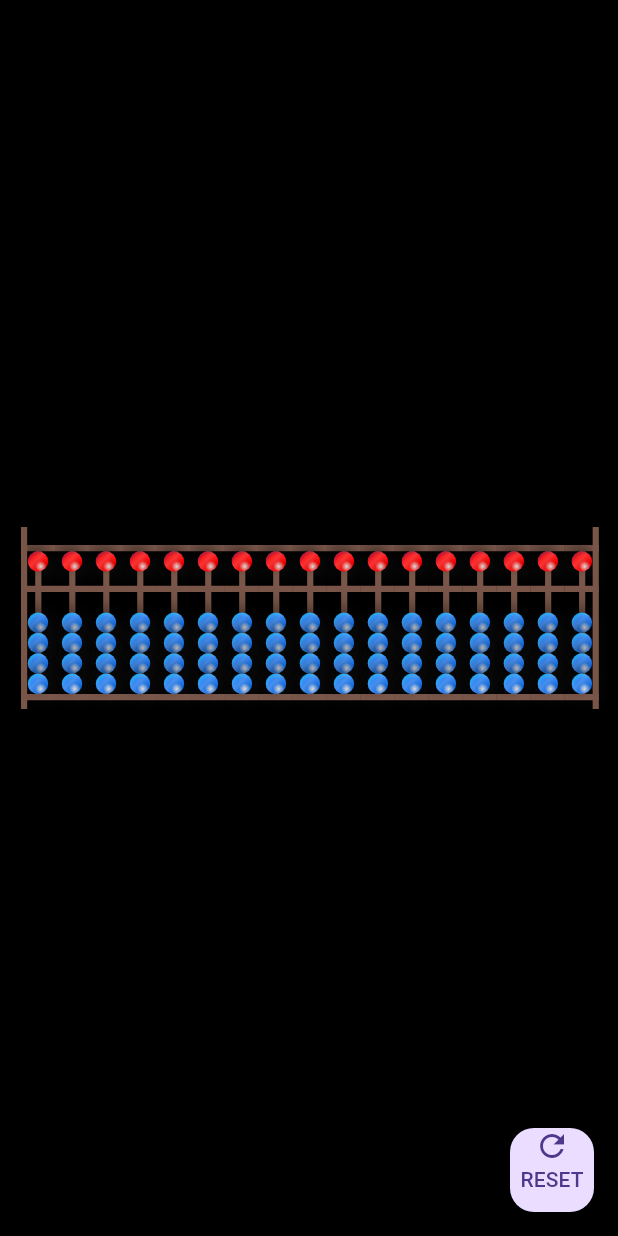
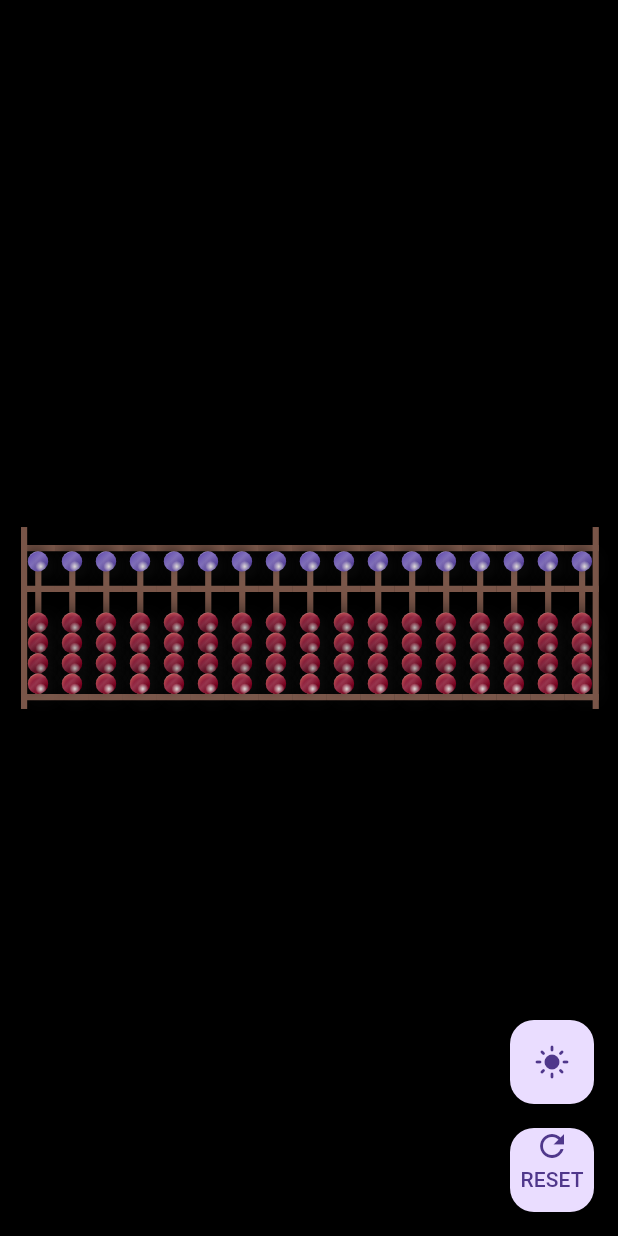
Before and after one commit to Ibrahim-Lokman/abacusspro, a Flutter app: the screen it shows after launch, on a phone screen of 412 x 824 dp. Run offline on Flutter 3.47's test engine with Material 3 defaults, Android fonts, the phone set to English and light mode, and no system bars.

Commit message:
Light and dark mode

```diff
--- a/lib/horizontal_board.dart
+++ b/lib/horizontal_board.dart
@@ -1,7 +1,7 @@
 import 'package:flutter/material.dart';
 
 class HorMultipleSticks extends StatefulWidget {
-  HorMultipleSticks({
+  const HorMultipleSticks({
     super.key,
   });
 
@@ -11,23 +11,41 @@ class HorMultipleSticks extends StatefulWidget {
 
 class _HorMultipleSticksState extends State<HorMultipleSticks> {
   static const int numberOfSticks = 17;
+  bool isDarkMode = true; // Add theme state
   late double ballSize;
   late double stickStart;
   late double lineWidth;
   late double lineHeight;
   late double horizontalSpacing;
-  late double totalHeight; // Changed from totalWidth to totalHeight
+  late double totalHeight;
 
   late List<List<ValueNotifier<double>>> stickSections;
-  late List<double> section1Heights; // Changed from widths to heights
+  late List<double> section1Heights;
   late List<double> section2Heights;
   late List<double> maxSection1Positions;
   late List<double> maxSection2Positions;
+
+  // Theme colors
+  late Color backgroundColor;
+  late Color stickColor;
 
   @override
   void initState() {
     super.initState();
     _initializeValues();
+    _updateThemeColors();
+  }
+
+  void _updateThemeColors() {
+    backgroundColor = isDarkMode ? Colors.black : Colors.white;
+    stickColor = isDarkMode ? Colors.brown : Colors.brown.shade300;
+  }
+
+  void _toggleTheme() {
+    setState(() {
+      isDarkMode = !isDarkMode;
+      _updateThemeColors();
+    });
   }
 
   void _initializeValues() {
@@ -103,35 +121,44 @@ class _HorMultipleSticksState extends State<HorMultipleSticks> {
   @override
   Widget build(BuildContext context) {
     return Scaffold(
-      backgroundColor: Colors.black,
-      floatingActionButton: FloatingActionButton(
-        onPressed: _resetAllBalls,
-        child: Column(
-          children: [const Icon(Icons.refresh), Text("RESET")],
-        ),
+      backgroundColor: backgroundColor,
+      floatingActionButton: Column(
+        mainAxisAlignment: MainAxisAlignment.end,
+        children: [
+          FloatingActionButton(
+            onPressed: _toggleTheme,
+            child: Icon(isDarkMode ? Icons.light_mode : Icons.dark_mode),
+          ),
+          const SizedBox(height: 16),
+          FloatingActionButton(
+            onPressed: _resetAllBalls,
+            child: const Column(
+              children: [Icon(Icons.refresh), Text("RESET")],
+            ),
+          ),
+        ],
       ),
       body: SafeArea(
         child: LayoutBuilder(
           builder: (context, constraints) {
             return SingleChildScrollView(
-              scrollDirection:
-                  Axis.horizontal, // Changed to horizontal scrolling
+              scrollDirection: Axis.horizontal,
               child: Center(
                 child: Padding(
                   padding: const EdgeInsets.all(10.0),
                   child: SizedBox(
                     height: totalHeight,
                     child: Card(
-                      color: Colors.black,
+                      color: backgroundColor,
                       borderOnForeground: true,
-                      elevation: 10,
+                      elevation: 0,
                       shape: Border(
                         left: BorderSide(
-                          color: Colors.brown,
+                          color: stickColor,
                           width: lineWidth,
                         ),
                         right: BorderSide(
-                          color: Colors.brown,
+                          color: stickColor,
                           width: lineWidth,
                         ),
                       ),
@@ -139,7 +166,6 @@ class _HorMultipleSticksState extends State<HorMultipleSticks> {
                         child: RotatedBox(
                           quarterTurns: 2,
                           child: Row(
-                            // Changed from Column to Row
                             children:
                                 List.generate(numberOfSticks, (stickIndex) {
                               return SizedBox(
@@ -169,18 +195,32 @@ class _HorMultipleSticksState extends State<HorMultipleSticks> {
                                     ...List.generate(
                                       4,
                                       (index) => _buildDraggableBall(
-                                        Color(0XFF1877f2),
-                                        Color(0XFF1da1f2),
-                                        Color(0XFF0088cc),
+                                        !isDarkMode
+                                            ? Colors.black
+                                            : Color(0XFF800020),
+                                        !isDarkMode
+                                            ? const Color(0XFF1da1f2)
+                                            : Color(0XFFAD343E),
+                                        !isDarkMode
+                                            ? Colors.black
+                                            : Colors.white,
                                         stickIndex,
                                         index,
                                         true,
                                       ),
                                     ).reversed,
                                     _buildDraggableBall(
-                                      Color(0XFFff0000),
-                                      Color(0XFFbd081c),
-                                      Color(0XFFc32aa3),
+                                      !isDarkMode
+                                          ? Colors.black
+                                          : Color(
+                                              0XFF624CAB,
+                                            ),
+                                      !isDarkMode
+                                          ? const Color(0XFFbd081c)
+                                          : Color(
+                                              0XFF624CAB,
+                                            ),
+                                      !isDarkMode ? Colors.black : Colors.white,
                                       stickIndex,
                                       4,
                                       false,
@@ -210,7 +250,7 @@ class _HorMultipleSticksState extends State<HorMultipleSticks> {
       child: Container(
         height: lineWidth,
         width: lineHeight,
-        color: Colors.brown,
+        color: stickColor,
       ),
     );
   }
@@ -222,7 +262,7 @@ class _HorMultipleSticksState extends State<HorMultipleSticks> {
       child: Container(
         height: height,
         width: lineWidth,
-        color: Colors.brown,
+        color: stickColor,
       ),
     );
   }
@@ -239,7 +279,7 @@ class _HorMultipleSticksState extends State<HorMultipleSticks> {
             onPanUpdate: (details) => _handleBallMovement(
               stickIndex,
               ballIndex,
-              details.delta.dy, // Changed from dx to dy
+              details.delta.dy,
               isSection1,
             ),
             child: Container(
@@ -248,33 +288,30 @@ class _HorMultipleSticksState extends State<HorMultipleSticks> {
               decoration: BoxDecoration(
                 shape: BoxShape.circle,
                 gradient: RadialGradient(
-                  center: Alignment(-0.3, -0.5),
+                  center: const Alignment(-0.3, -0.5),
                   radius: 0.9,
                   colors: [
-                    Colors.white.withOpacity(0.8), // Bright highlight
-                    color.withOpacity(0.9), // Main color
-                    color.withOpacity(1.0), // Deeper main color
-                    shades1, // Darker shade
-                    shades2.withOpacity(0.9), // Darkest shade
+                    Colors.white.withOpacity(0.8),
+                    color.withOpacity(0.9),
+                    color.withOpacity(1.0),
+                    shades1,
+                    shades2.withOpacity(0.9),
                   ],
                   stops: const [0.0, 0.3, 0.6, 0.8, 1.0],
                 ),
                 boxShadow: [
-                  // Outer shadow
                   BoxShadow(
                     color: Colors.black.withOpacity(0.4),
                     blurRadius: 8,
                     spreadRadius: 1,
                     offset: const Offset(2, 4),
                   ),
-                  // Inner shadow for depth
                   BoxShadow(
                     color: Colors.black.withOpacity(0.2),
                     blurRadius: 6,
                     spreadRadius: -2,
                     offset: const Offset(0, 2),
                   ),
-                  // Highlight reflection
                   BoxShadow(
                     color: Colors.white.withOpacity(0.8),
                     blurRadius: 10,
@@ -287,8 +324,8 @@ class _HorMultipleSticksState extends State<HorMultipleSticks> {
                 decoration: BoxDecoration(
                   shape: BoxShape.circle,
                   gradient: LinearGradient(
-                    begin: Alignment(-0.5, -0.5),
-                    end: Alignment(0.8, 0.8),
+                    begin: const Alignment(-0.5, -0.5),
+                    end: const Alignment(0.8, 0.8),
                     colors: [
                       Colors.white.withOpacity(0.0),
                       Colors.white.withOpacity(0.2),
```
